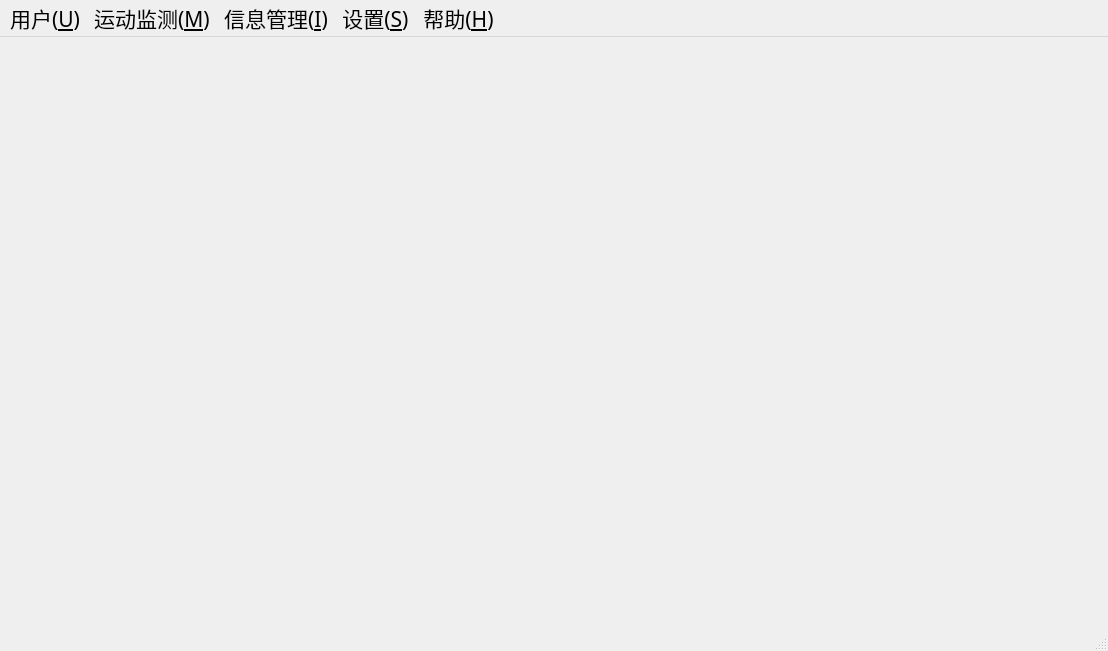
Above: Goat/mainwindow.ui from po-ppy/NewGoat before the change. Below: the same form after it.
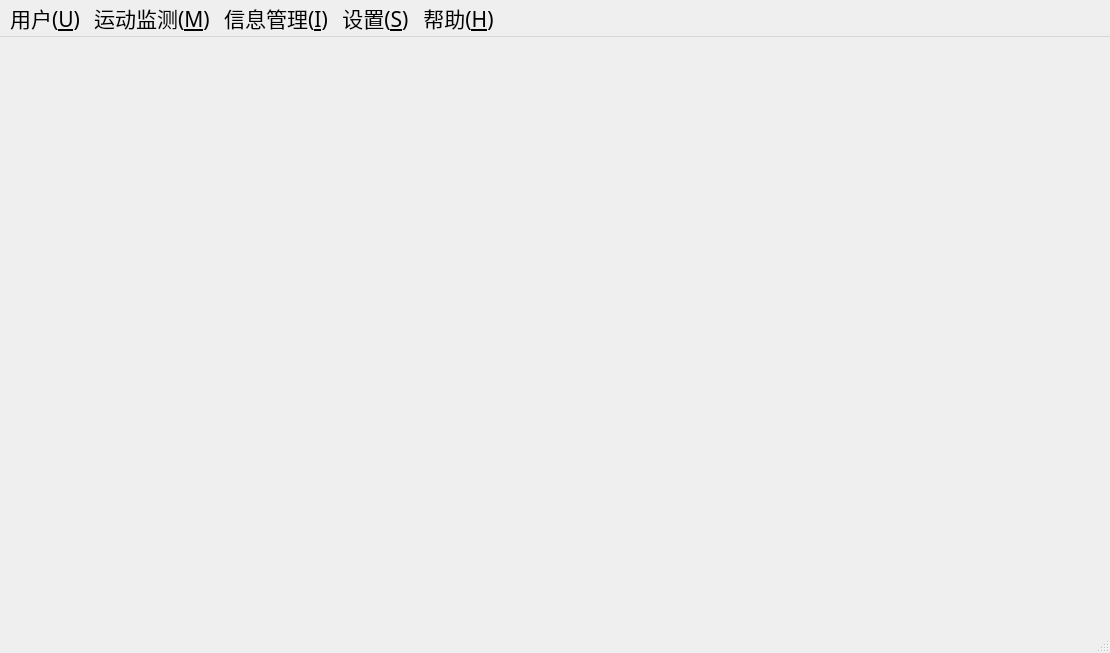
That is the form after the change. Icons and pictures are not drawn.

Diff of the .ui file:
```diff
--- a/Goat/mainwindow.ui
+++ b/Goat/mainwindow.ui
@@ -6,8 +6,8 @@
    <rect>
     <x>0</x>
     <y>0</y>
-    <width>1108</width>
-    <height>651</height>
+    <width>1110</width>
+    <height>653</height>
    </rect>
   </property>
   <property name="font">
@@ -27,6 +27,12 @@
    <layout class="QVBoxLayout" name="verticalLayout">
     <item>
      <widget class="QStackedWidget" name="stackedWidget">
+      <property name="font">
+       <font>
+        <family>微软雅黑</family>
+        <pointsize>14</pointsize>
+       </font>
+      </property>
       <widget class="QWidget" name="page"/>
       <widget class="QWidget" name="page_2"/>
      </widget>
@@ -38,7 +44,7 @@
     <rect>
      <x>0</x>
      <y>0</y>
-     <width>1108</width>
+     <width>1110</width>
      <height>27</height>
     </rect>
    </property>
@@ -52,7 +58,7 @@
     <property name="font">
      <font>
       <family>黑体</family>
-      <pointsize>14</pointsize>
+      <pointsize>12</pointsize>
      </font>
     </property>
     <property name="title">
@@ -66,7 +72,7 @@
     <property name="font">
      <font>
       <family>黑体</family>
-      <pointsize>14</pointsize>
+      <pointsize>12</pointsize>
      </font>
     </property>
     <property name="title">
@@ -151,7 +157,7 @@
     <property name="font">
      <font>
       <family>黑体</family>
-      <pointsize>14</pointsize>
+      <pointsize>12</pointsize>
      </font>
     </property>
     <property name="title">
@@ -165,7 +171,7 @@
     <property name="font">
      <font>
       <family>黑体</family>
-      <pointsize>14</pointsize>
+      <pointsize>12</pointsize>
      </font>
     </property>
     <property name="title">
@@ -177,7 +183,7 @@
     <property name="font">
      <font>
       <family>黑体</family>
-      <pointsize>14</pointsize>
+      <pointsize>12</pointsize>
      </font>
     </property>
     <property name="title">
@@ -195,7 +201,7 @@
    <property name="font">
     <font>
      <family>微软雅黑</family>
-     <pointsize>14</pointsize>
+     <pointsize>12</pointsize>
     </font>
    </property>
   </widget>
```
Left out of the diff: 39 changed lines with no effect on the pictures.
